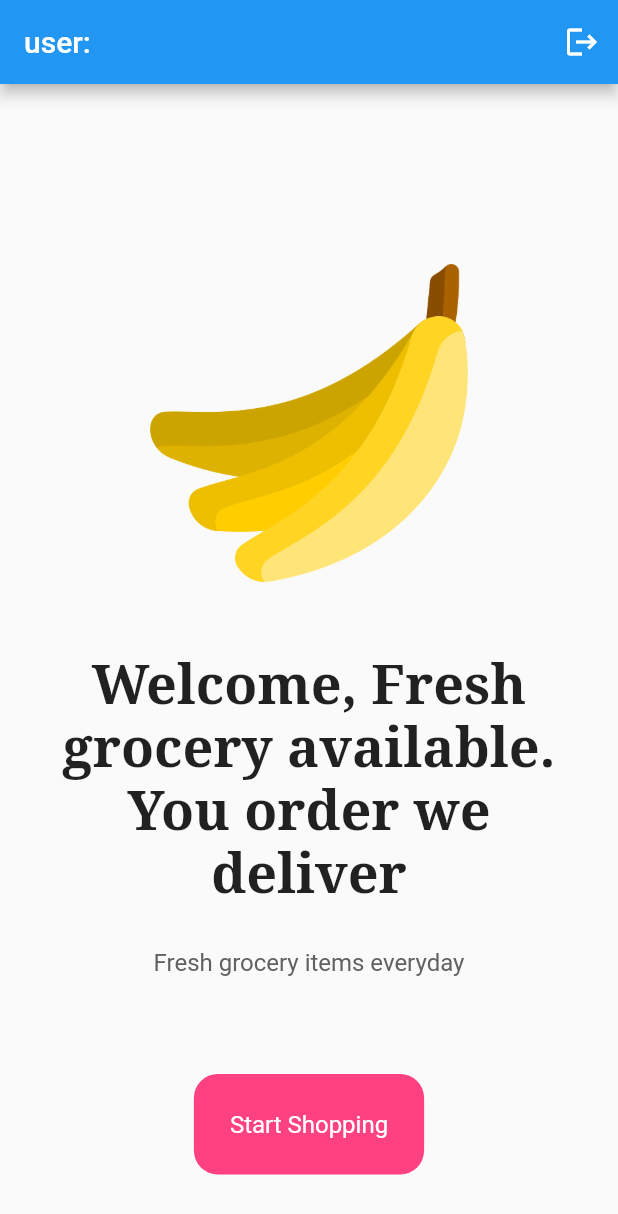
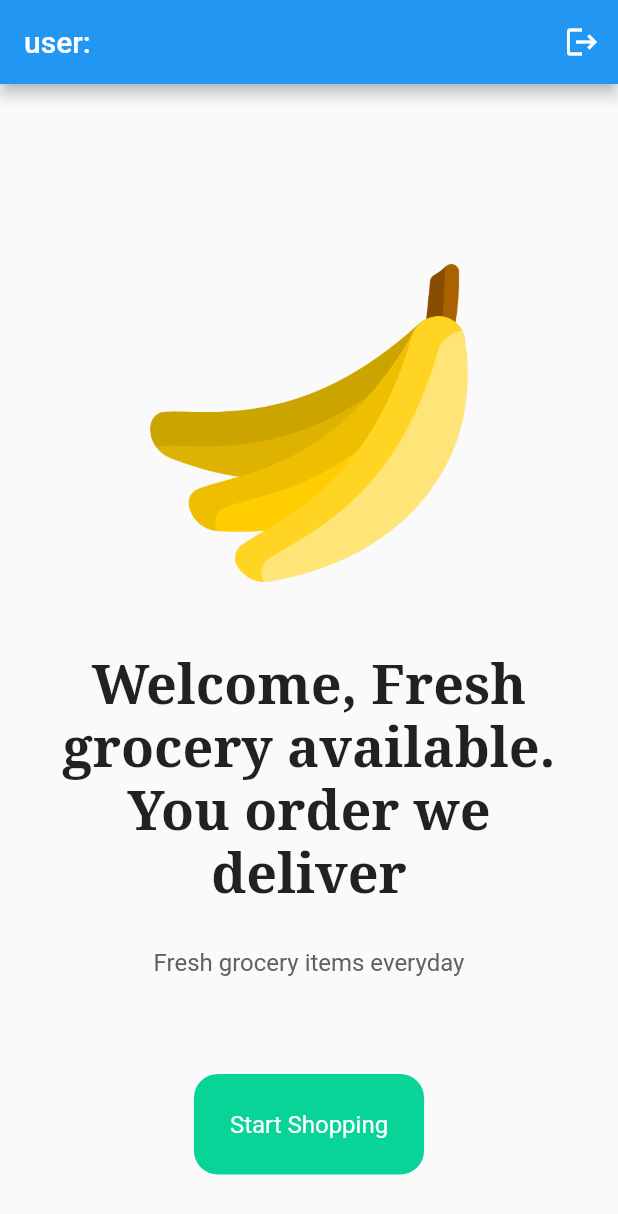
Before and after one commit to ArthurNamutilu/groceryshop, a Flutter app: the screen it shows once a user with an empty profile is signed in, on a phone screen of 412 x 824 dp. Shown: the top 1214 px of the screen. Run offline on Flutter 3.47's test engine with Material 2 defaults, Android fonts, the phone set to English and light mode, and no system bars; our stand-ins replace cloud_firestore, firebase_auth, firebase_core, google_fonts; accounts and stored records are empty.

```diff
--- a/lib/pages/intro_screen.dart
+++ b/lib/pages/intro_screen.dart
@@ -107,14 +107,14 @@ class IntroScreen extends StatelessWidget {
 
             const Spacer(),
 
-            // get started button
+            // start shopping button
 
             GestureDetector(
               onTap: () => Navigator.pushReplacement(
                 context,
                 MaterialPageRoute(
                   builder: (context) {
-                    return HomePage();
+                    return const HomePage();
                   },
                 ),
               ),
@@ -122,7 +122,7 @@ class IntroScreen extends StatelessWidget {
                 padding: const EdgeInsets.all(24),
                 decoration: BoxDecoration(
                   borderRadius: BorderRadius.circular(16),
-                  color: Colors.pinkAccent,
+                  color: const Color.fromARGB(255, 9, 212, 151),
                 ),
                 child: const Text(
                   "Start Shopping",
```
